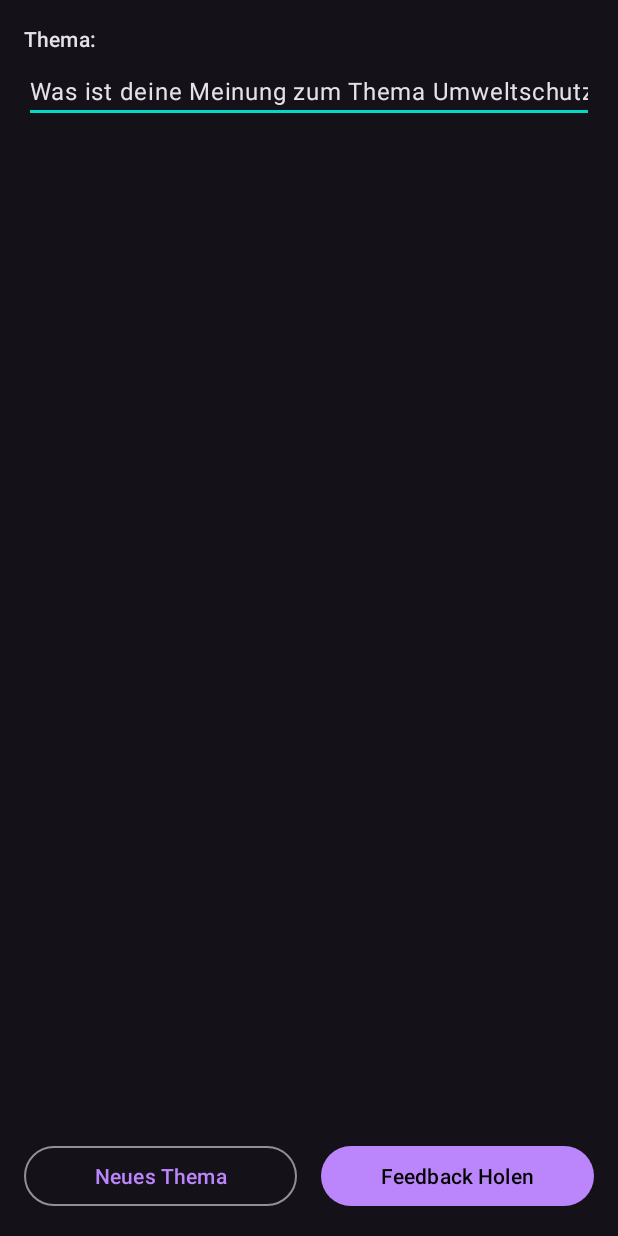
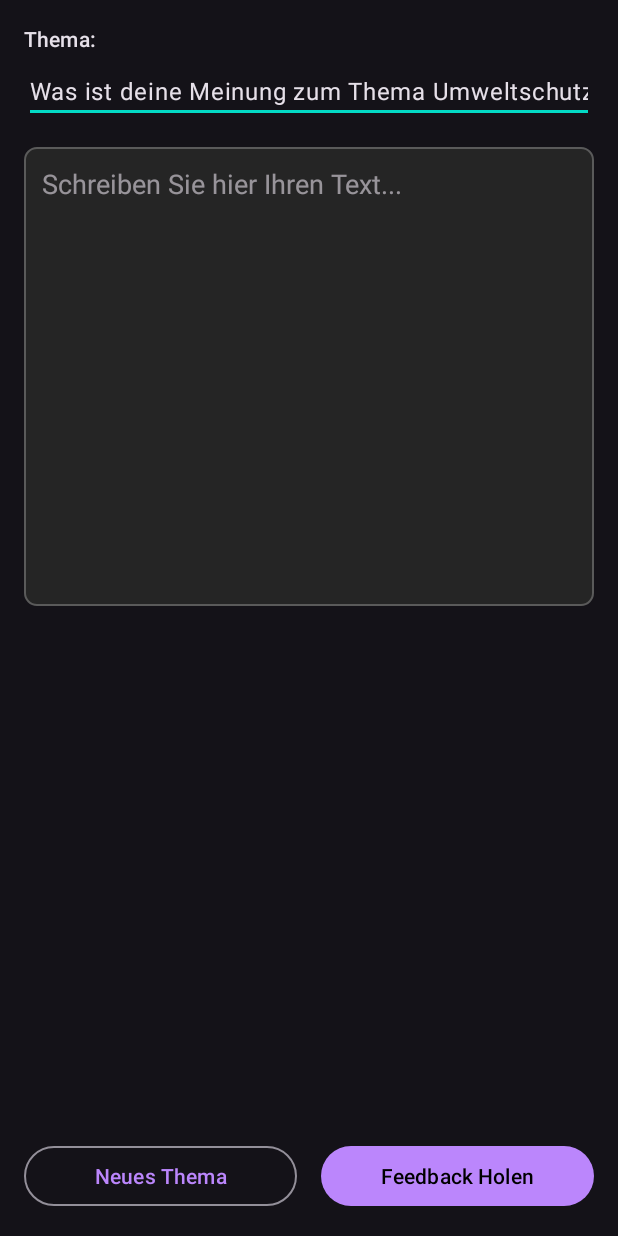
Before and after one commit to Satoriooo/DE-Schreibung, an Android app: the WritingActivity screen opened directly, with no data from a screen before it, on a phone screen of 412 x 824 dp. Run offline under Robolectric (Android 15) with nearby library versions, the phone set to English and light mode, and no system bars.

Commit message:
Bug fixed: Writing screen, text box dissapear

```diff
--- a/DE-Schreibung-App/app/src/main/java/com/example/deschreibung/WritingActivity.java
+++ b/DE-Schreibung-App/app/src/main/java/com/example/deschreibung/WritingActivity.java
@@ -28,6 +28,7 @@ public class WritingActivity extends AppCompatActivity {
     private DatabaseHelper dbHelper;
     private final Random random = new Random();
 
+    // The list of topics... (no changes here)
     private final List<String> topics = Arrays.asList(
             "Was hast du am Wochenende gemacht?", "Beschreibe deine Heimatstadt.",
             "Was sind deine Pläne für die Zukunft?", "Erzähle von deinem letzten Urlaub.",
@@ -64,10 +65,9 @@ public class WritingActivity extends AppCompatActivity {
     private void setNewRandomTopic() {
         String randomTopic = topics.get(random.nextInt(topics.size()));
         binding.editTextTopic.setText(randomTopic);
-
         binding.editTextUserText.setText("");
-        binding.editTextUserText.setVisibility(View.VISIBLE); // Show input
-        binding.scrollViewFeedback.setVisibility(View.GONE); // Hide feedback
+        // Only hide the feedback view. The EditText is ALWAYS visible.
+        binding.scrollViewFeedback.setVisibility(View.GONE);
     }
 
     private void handleGetFeedbackClick() {
@@ -114,7 +114,8 @@ public class WritingActivity extends AppCompatActivity {
     private void saveAndDisplayFeedback(ApiResponse apiResponse) {
         long historyId = saveScoreHistory(apiResponse);
         if (historyId != -1) {
-            Toast.makeText(this, "Feedback gespeichert!", Toast.LENGTH_SHORT).show();
+            // Optional: You can uncomment this toast if you want a confirmation message.
+            // Toast.makeText(this, "Feedback gespeichert!", Toast.LENGTH_SHORT).show();
             if (apiResponse.getVocabularyList() != null && !apiResponse.getVocabularyList().isEmpty()) {
                 for (Vocabulary vocab : apiResponse.getVocabularyList()) {
                     saveVocabulary(vocab);
@@ -124,14 +125,15 @@ public class WritingActivity extends AppCompatActivity {
             Toast.makeText(this, "Fehler beim Speichern des Feedbacks.", Toast.LENGTH_SHORT).show();
         }
 
-        binding.editTextUserText.setVisibility(View.GONE); // Hide input
-        binding.scrollViewFeedback.setVisibility(View.VISIBLE); // Show feedback
+        // Only show the feedback view. The EditText is ALWAYS visible.
+        binding.scrollViewFeedback.setVisibility(View.VISIBLE);
         binding.textViewScore.setText(String.format(java.util.Locale.GERMAN, "Bewertung: %d/100", apiResponse.getScore()));
         binding.textViewFeedbackComment.setText(apiResponse.getFeedbackComment());
         binding.textViewCorrectedText.setText(apiResponse.getCorrectedText());
         binding.textViewGrammaticalExplanation.setText(apiResponse.getGrammaticalExplanation());
     }
 
+    // saveScoreHistory and saveVocabulary methods remain unchanged.
     private long saveScoreHistory(ApiResponse data) {
         SQLiteDatabase db = dbHelper.getWritableDatabase();
         ContentValues values = new ContentValues();
--- a/DE-Schreibung-App/app/src/main/java/com/example/deschreibung/network/RetrofitClient.java
+++ b/DE-Schreibung-App/app/src/main/java/com/example/deschreibung/network/RetrofitClient.java
@@ -10,7 +10,7 @@ public class RetrofitClient {
     // IMPORTANT: This URL must point to your backend.
     // Use http://10.0.2.2:5000/ for the Android Emulator to connect to your local PC.
     // When you deploy, change this to your live URL (e.g., "https://your-app.onrender.com/").
-    private static final String BASE_URL = "http://10.0.2.2:5000/";
+    private static final String BASE_URL = "https://de-schreibung.onrender.com";
 
     private static Retrofit retrofitInstance = null;
     private static ApiService apiService = null;
--- a/DE-Schreibung-App/app/src/main/res/layout/activity_writing.xml
+++ b/DE-Schreibung-App/app/src/main/res/layout/activity_writing.xml
@@ -29,60 +29,67 @@
         app:layout_constraintStart_toStartOf="parent"
         app:layout_constraintTop_toBottomOf="@id/textViewTopicLabel" />
 
+    <androidx.constraintlayout.widget.Guideline
+        android:id="@+id/horizontal_guideline"
+        android:layout_width="wrap_content"
+        android:layout_height="wrap_content"
+        android:orientation="horizontal"
+        app:layout_constraintGuide_percent="0.5" />
+
     <EditText
         android:id="@+id/editTextUserText"
         android:layout_width="0dp"
         android:layout_height="0dp"
         android:layout_marginTop="16dp"
-        android:layout_marginBottom="16dp"
+        android:layout_marginBottom="8dp"
         android:background="@drawable/edit_text_background"
         android:gravity="top|start"
         android:hint="Schreiben Sie hier Ihren Text..."
         android:inputType="textMultiLine|textCapSentences"
         android:padding="12dp"
         android:scrollbars="vertical"
-        app:layout_constraintBottom_toTopOf="@+id/buttonGetFeedback"
+        app:layout_constraintTop_toBottomOf="@+id/editTextTopic"
+        app:layout_constraintBottom_toTopOf="@+id/horizontal_guideline"
+        app:layout_constraintStart_toStartOf="parent"
         app:layout_constraintEnd_toEndOf="parent"
-        app:layout_constraintStart_toStartOf="parent"
-        app:layout_constraintTop_toBottomOf="@+id/editTextTopic"
-        app:layout_constraintVertical_bias="0.0" />
+        />
 
     <ScrollView
         android:id="@+id/scrollViewFeedback"
         android:layout_width="0dp"
         android:layout_height="0dp"
-        android:layout_marginTop="16dp"
+        android:layout_marginTop="8dp"
         android:layout_marginBottom="16dp"
         android:visibility="gone"
+        android:background="@drawable/edit_text_background"
+        app:layout_constraintTop_toBottomOf="@+id/horizontal_guideline"
         app:layout_constraintBottom_toTopOf="@+id/buttonGetFeedback"
+        app:layout_constraintStart_toStartOf="parent"
         app:layout_constraintEnd_toEndOf="parent"
-        app:layout_constraintStart_toStartOf="parent"
-        app:layout_constraintTop_toBottomOf="@+id/editTextTopic"
         tools:visibility="visible">
 
         <LinearLayout
             android:layout_width="match_parent"
             android:layout_height="wrap_content"
             android:orientation="vertical"
-            android:paddingBottom="16dp">
+            android:padding="12dp">
 
             <TextView
                 android:id="@+id/textViewScore"
                 android:layout_width="match_parent"
                 android:layout_height="wrap_content"
                 android:gravity="center"
-                android:textAppearance="@style/TextAppearance.Material3.HeadlineMedium"
+                android:textAppearance="@style/TextAppearance.Material3.HeadlineSmall"
                 android:textColor="?attr/colorPrimary"
                 tools:text="Bewertung: 85/100" />
 
             <com.google.android.material.divider.MaterialDivider
                 android:layout_width="match_parent"
                 android:layout_height="wrap_content"
-                android:layout_marginTop="12dp"
-                android:layout_marginBottom="12dp" />
+                android:layout_marginVertical="8dp" />
 
             <TextView
-                style="@style/TextAppearance.Material3.TitleMedium"
+                style="@style/TextAppearance.Material3.TitleSmall"
                 android:layout_width="wrap_content"
                 android:layout_height="wrap_content"
                 android:text="Feedback Kommentar:" />
@@ -93,14 +100,13 @@
                 android:layout_height="wrap_content"
                 android:layout_marginTop="4dp"
                 android:lineSpacingMultiplier="1.2"
-                android:textAppearance="@style/TextAppearance.Material3.BodyMedium"
                 tools:text="Feedback" />
 
             <TextView
-                style="@style/TextAppearance.Material3.TitleMedium"
+                style="@style/TextAppearance.Material3.TitleSmall"
                 android:layout_width="wrap_content"
                 android:layout_height="wrap_content"
-                android:layout_marginTop="16dp"
+                android:layout_marginTop="12dp"
                 android:text="Korrigierter Text:" />
 
             <TextView
@@ -109,14 +115,13 @@
                 android:layout_height="wrap_content"
                 android:layout_marginTop="4dp"
                 android:lineSpacingMultiplier="1.2"
-                android:textAppearance="@style/TextAppearance.Material3.BodyMedium"
                 tools:text="Korrigierter Text" />
 
             <TextView
-                style="@style/TextAppearance.Material3.TitleMedium"
+                style="@style/TextAppearance.Material3.TitleSmall"
                 android:layout_width="wrap_content"
                 android:layout_height="wrap_content"
-                android:layout_marginTop="16dp"
+                android:layout_marginTop="12dp"
                 android:text="Grammatikalische Erklärung:" />
 
             <TextView
@@ -125,11 +130,10 @@
                 android:layout_height="wrap_content"
                 android:layout_marginTop="4dp"
                 android:lineSpacingMultiplier="1.2"
-                android:textAppearance="@style/TextAppearance.Material3.BodyMedium"
                 tools:text="Grammatikalische Erklärung" />
-
         </LinearLayout>
     </ScrollView>
+
 
     <Button
         android:id="@+id/buttonNewTopic"
@@ -171,8 +175,6 @@
             android:layout_height="wrap_content"
             android:layout_gravity="center"
             android:elevation="8dp"
-            android:visibility="gone"
-            tools:visibility="visible" />
-
+            android:visibility="gone" />
     </FrameLayout>
 </androidx.constraintlayout.widget.ConstraintLayout>
```
